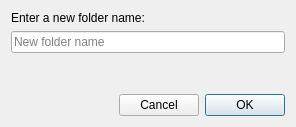
The window that Editor/assetmanager/menu/items/newfolder/newfolderdialog.ui (marcellfischbach/CobaltSKY) describes before a commit, drawn with Qt 5.
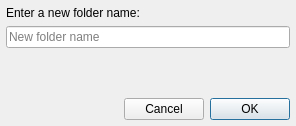
The same window after the commit.

What changed in the file:
```diff
--- a/Editor/assetmanager/menu/items/newfolder/newfolderdialog.ui
+++ b/Editor/assetmanager/menu/items/newfolder/newfolderdialog.ui
@@ -7,13 +7,28 @@
     <x>0</x>
     <y>0</y>
     <width>296</width>
-    <height>127</height>
+    <height>126</height>
    </rect>
   </property>
   <property name="windowTitle">
    <string>New folder...</string>
   </property>
   <layout class="QGridLayout" name="gridLayout">
+   <property name="leftMargin">
+    <number>6</number>
+   </property>
+   <property name="topMargin">
+    <number>6</number>
+   </property>
+   <property name="rightMargin">
+    <number>6</number>
+   </property>
+   <property name="bottomMargin">
+    <number>6</number>
+   </property>
+   <property name="spacing">
+    <number>6</number>
+   </property>
    <item row="0" column="0">
     <widget class="QLabel" name="label">
      <property name="text">
```
